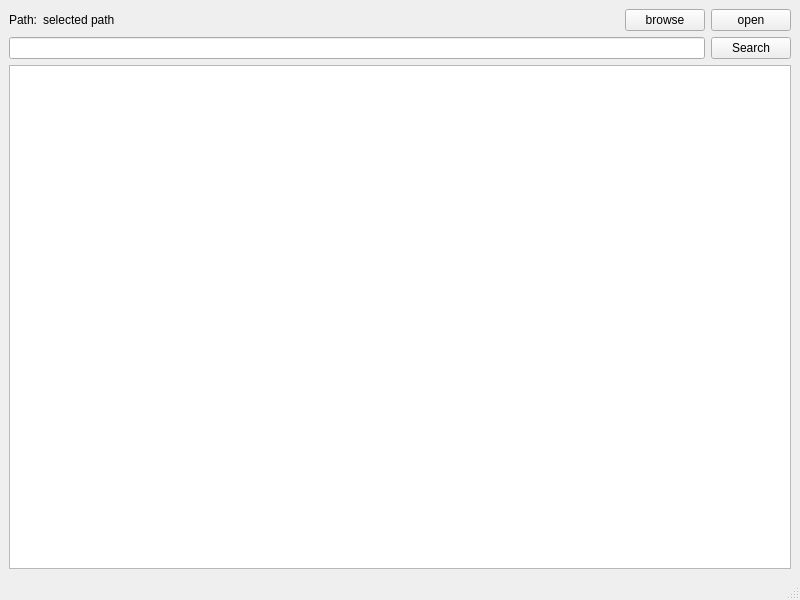
The window that mainwindow.ui (qwerty258/ibackup-explorer) describes before a commit, drawn with Qt 5.
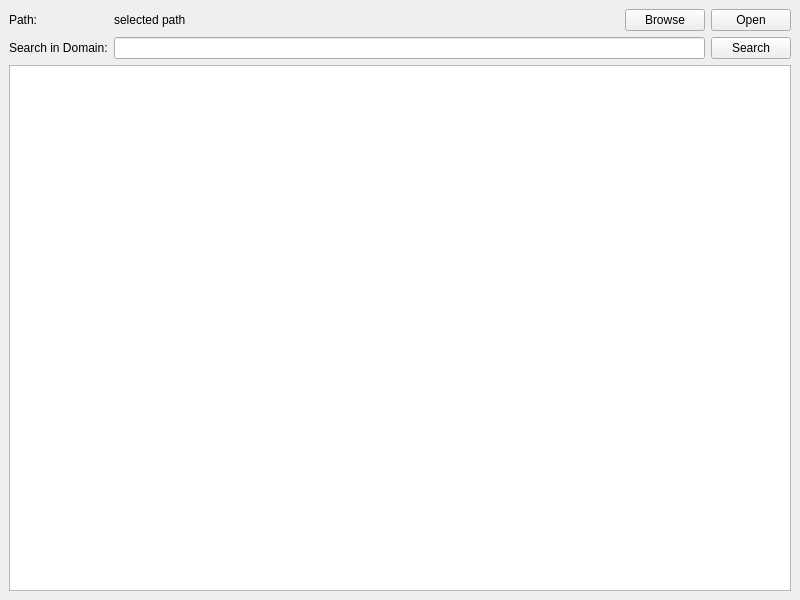
The same window after the commit.

Commit message: add search domain lable and remove statusbar

What changed in the file:
```diff
--- a/mainwindow.ui
+++ b/mainwindow.ui
@@ -24,7 +24,7 @@
     <item row="0" column="0">
      <widget class="QLabel" name="label">
       <property name="sizePolicy">
-       <sizepolicy hsizetype="Fixed" vsizetype="Fixed">
+       <sizepolicy hsizetype="Preferred" vsizetype="Fixed">
         <horstretch>0</horstretch>
         <verstretch>0</verstretch>
        </sizepolicy>
@@ -46,7 +46,7 @@
        <enum>Qt::LeftToRight</enum>
       </property>
       <property name="text">
-       <string>browse</string>
+       <string>Browse</string>
       </property>
      </widget>
     </item>
@@ -59,7 +59,7 @@
        </sizepolicy>
       </property>
       <property name="text">
-       <string>open</string>
+       <string>Open</string>
       </property>
      </widget>
     </item>
@@ -78,6 +78,12 @@
     </item>
     <item row="0" column="1">
      <widget class="QLabel" name="path_label">
+      <property name="sizePolicy">
+       <sizepolicy hsizetype="Expanding" vsizetype="Fixed">
+        <horstretch>0</horstretch>
+        <verstretch>0</verstretch>
+       </sizepolicy>
+      </property>
       <property name="text">
        <string>selected path</string>
       </property>
@@ -96,9 +102,22 @@
       </property>
      </widget>
     </item>
-    <item row="1" column="0" colspan="3">
+    <item row="1" column="1" colspan="2">
      <widget class="QLineEdit" name="line_edit_search_keyword"/>
     </item>
+    <item row="1" column="0">
+     <widget class="QLabel" name="label_search_domain">
+      <property name="sizePolicy">
+       <sizepolicy hsizetype="Preferred" vsizetype="Fixed">
+        <horstretch>0</horstretch>
+        <verstretch>0</verstretch>
+       </sizepolicy>
+      </property>
+      <property name="text">
+       <string>Search in Domain:</string>
+      </property>
+     </widget>
+    </item>
    </layout>
   </widget>
   <widget class="QMenuBar" name="menubar">
@@ -111,7 +130,6 @@
     </rect>
    </property>
   </widget>
-  <widget class="QStatusBar" name="statusbar"/>
  </widget>
  <resources/>
  <connections/>
```
Left out of the diff: 2 changed lines with no effect on the pictures.
